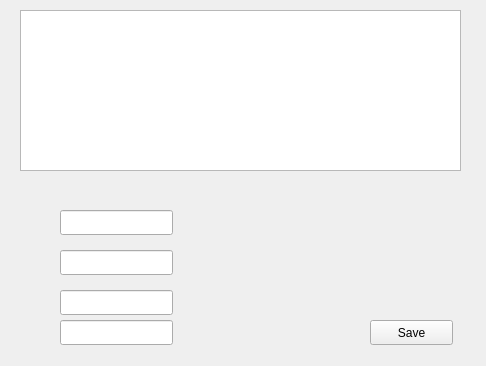
Qt form supplierview.ui (feferreira/LabMananger) before a commit.
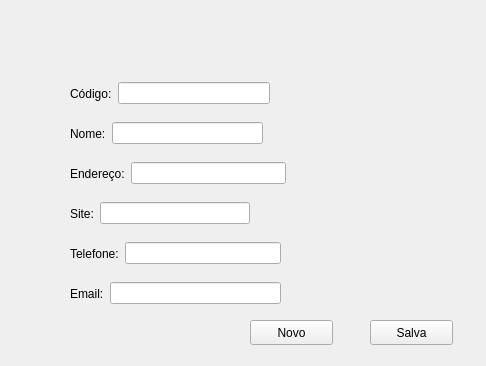
The same form after that commit.

Patch:
```diff
--- a/supplierview.ui
+++ b/supplierview.ui
@@ -13,17 +13,7 @@
   <property name="windowTitle">
    <string>Form</string>
   </property>
-  <widget class="QTableView" name="supplierTable">
-   <property name="geometry">
-    <rect>
-     <x>20</x>
-     <y>10</y>
-     <width>441</width>
-     <height>161</height>
-    </rect>
-   </property>
-  </widget>
-  <widget class="QPushButton" name="pushButton">
+  <widget class="QPushButton" name="pushButtonSave">
    <property name="geometry">
     <rect>
      <x>370</x>
@@ -33,48 +23,153 @@
     </rect>
    </property>
    <property name="text">
-    <string>Save</string>
+    <string>Salva</string>
    </property>
   </widget>
-  <widget class="QLineEdit" name="lineEditName">
+  <widget class="QPushButton" name="pushButtonNew">
    <property name="geometry">
     <rect>
-     <x>60</x>
-     <y>210</y>
-     <width>113</width>
-     <height>25</height>
-    </rect>
-   </property>
-  </widget>
-  <widget class="QLineEdit" name="lineEditAddress">
-   <property name="geometry">
-    <rect>
-     <x>60</x>
-     <y>250</y>
-     <width>113</width>
-     <height>25</height>
-    </rect>
-   </property>
-  </widget>
-  <widget class="QLineEdit" name="lineEditWebsite">
-   <property name="geometry">
-    <rect>
-     <x>60</x>
-     <y>290</y>
-     <width>113</width>
-     <height>25</height>
-    </rect>
-   </property>
-  </widget>
-  <widget class="QLineEdit" name="lineEditPhone">
-   <property name="geometry">
-    <rect>
-     <x>60</x>
+     <x>250</x>
      <y>320</y>
-     <width>113</width>
+     <width>83</width>
      <height>25</height>
     </rect>
    </property>
+   <property name="text">
+    <string>Novo</string>
+   </property>
+  </widget>
+  <widget class="QWidget" name="">
+   <property name="geometry">
+    <rect>
+     <x>70</x>
+     <y>80</y>
+     <width>200</width>
+     <height>27</height>
+    </rect>
+   </property>
+   <layout class="QHBoxLayout" name="horizontalLayout">
+    <item>
+     <widget class="QLabel" name="lbCode">
+      <property name="text">
+       <string>Código:</string>
+      </property>
+     </widget>
+    </item>
+    <item>
+     <widget class="QLineEdit" name="lineEditCode"/>
+    </item>
+   </layout>
+  </widget>
+  <widget class="QWidget" name="">
+   <property name="geometry">
+    <rect>
+     <x>70</x>
+     <y>120</y>
+     <width>193</width>
+     <height>27</height>
+    </rect>
+   </property>
+   <layout class="QHBoxLayout" name="horizontalLayout_2">
+    <item>
+     <widget class="QLabel" name="lbName">
+      <property name="text">
+       <string>Nome:</string>
+      </property>
+     </widget>
+    </item>
+    <item>
+     <widget class="QLineEdit" name="lineEditName"/>
+    </item>
+   </layout>
+  </widget>
+  <widget class="QWidget" name="">
+   <property name="geometry">
+    <rect>
+     <x>70</x>
+     <y>160</y>
+     <width>216</width>
+     <height>27</height>
+    </rect>
+   </property>
+   <layout class="QHBoxLayout" name="horizontalLayout_3">
+    <item>
+     <widget class="QLabel" name="lbAddress">
+      <property name="text">
+       <string>Endereço:</string>
+      </property>
+     </widget>
+    </item>
+    <item>
+     <widget class="QLineEdit" name="lineEditAddress"/>
+    </item>
+   </layout>
+  </widget>
+  <widget class="QWidget" name="">
+   <property name="geometry">
+    <rect>
+     <x>70</x>
+     <y>200</y>
+     <width>180</width>
+     <height>27</height>
+    </rect>
+   </property>
+   <layout class="QHBoxLayout" name="horizontalLayout_4">
+    <item>
+     <widget class="QLabel" name="lbWebsite">
+      <property name="text">
+       <string>Site:</string>
+      </property>
+     </widget>
+    </item>
+    <item>
+     <widget class="QLineEdit" name="lineEditWebsite"/>
+    </item>
+   </layout>
+  </widget>
+  <widget class="QWidget" name="">
+   <property name="geometry">
+    <rect>
+     <x>70</x>
+     <y>240</y>
+     <width>211</width>
+     <height>27</height>
+    </rect>
+   </property>
+   <layout class="QHBoxLayout" name="horizontalLayout_5">
+    <item>
+     <widget class="QLabel" name="lbPhone">
+      <property name="text">
+       <string>Telefone:</string>
+      </property>
+     </widget>
+    </item>
+    <item>
+     <widget class="QLineEdit" name="lineEditPhone"/>
+    </item>
+   </layout>
+  </widget>
+  <widget class="QWidget" name="">
+   <property name="geometry">
+    <rect>
+     <x>70</x>
+     <y>280</y>
+     <width>211</width>
+     <height>27</height>
+    </rect>
+   </property>
+   <layout class="QHBoxLayout" name="horizontalLayout_6">
+    <item>
+     <widget class="QLabel" name="lbEmail">
+      <property name="text">
+       <string>Email:</string>
+      </property>
+     </widget>
+    </item>
+    <item>
+     <widget class="QLineEdit" name="lineEditEmail"/>
+    </item>
+   </layout>
   </widget>
  </widget>
  <resources/>
```
